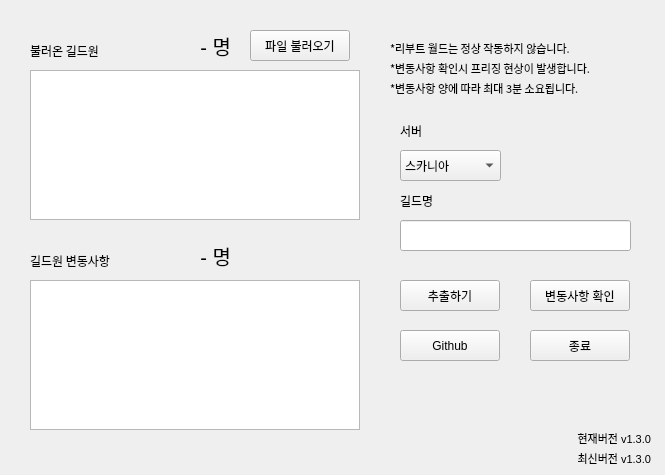
Old version of the form ui/main.ui in the repository memoday/guildMemberChecker.
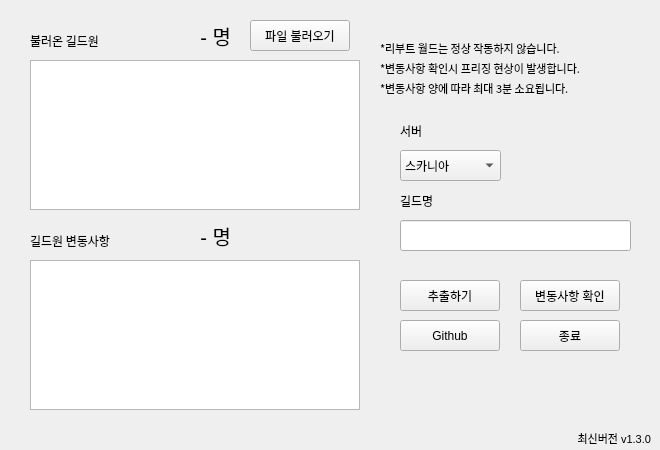
New version of the form.

Diff of the .ui file:
```diff
--- a/ui/main.ui
+++ b/ui/main.ui
@@ -6,10 +6,22 @@
    <rect>
     <x>0</x>
     <y>0</y>
-    <width>665</width>
-    <height>475</height>
+    <width>660</width>
+    <height>450</height>
    </rect>
   </property>
+  <property name="minimumSize">
+   <size>
+    <width>660</width>
+    <height>450</height>
+   </size>
+  </property>
+  <property name="maximumSize">
+   <size>
+    <width>660</width>
+    <height>450</height>
+   </size>
+  </property>
   <property name="windowTitle">
    <string>Dialog</string>
   </property>
@@ -189,8 +201,8 @@
   <widget class="QPushButton" name="btn_exit">
    <property name="geometry">
     <rect>
-     <x>530</x>
-     <y>330</y>
+     <x>520</x>
+     <y>320</y>
      <width>100</width>
      <height>31</height>
     </rect>
@@ -209,7 +221,7 @@
    <property name="geometry">
     <rect>
      <x>30</x>
-     <y>70</y>
+     <y>60</y>
      <width>330</width>
      <height>150</height>
     </rect>
@@ -225,7 +237,7 @@
    <property name="geometry">
     <rect>
      <x>30</x>
-     <y>40</y>
+     <y>30</y>
      <width>131</width>
      <height>21</height>
     </rect>
@@ -247,7 +259,7 @@
    <property name="geometry">
     <rect>
      <x>250</x>
-     <y>30</y>
+     <y>20</y>
      <width>100</width>
      <height>31</height>
     </rect>
@@ -263,7 +275,7 @@
    <property name="geometry">
     <rect>
      <x>30</x>
-     <y>280</y>
+     <y>260</y>
      <width>330</width>
      <height>150</height>
     </rect>
@@ -279,7 +291,7 @@
    <property name="geometry">
     <rect>
      <x>30</x>
-     <y>250</y>
+     <y>230</y>
      <width>131</width>
      <height>21</height>
     </rect>
@@ -300,7 +312,7 @@
   <widget class="QPushButton" name="btn_check">
    <property name="geometry">
     <rect>
-     <x>530</x>
+     <x>520</x>
      <y>280</y>
      <width>100</width>
      <height>31</height>
@@ -317,7 +329,7 @@
    <property name="geometry">
     <rect>
      <x>150</x>
-     <y>30</y>
+     <y>20</y>
      <width>81</width>
      <height>31</height>
     </rect>
@@ -341,7 +353,7 @@
    <property name="geometry">
     <rect>
      <x>150</x>
-     <y>240</y>
+     <y>220</y>
      <width>81</width>
      <height>31</height>
     </rect>
@@ -364,7 +376,7 @@
   <widget class="QLabel" name="label_5">
    <property name="geometry">
     <rect>
-     <x>390</x>
+     <x>380</x>
      <y>40</y>
      <width>271</width>
      <height>16</height>
@@ -383,7 +395,7 @@
   <widget class="QLabel" name="label_6">
    <property name="geometry">
     <rect>
-     <x>390</x>
+     <x>380</x>
      <y>60</y>
      <width>271</width>
      <height>16</height>
@@ -402,7 +414,7 @@
   <widget class="QLabel" name="label_7">
    <property name="geometry">
     <rect>
-     <x>390</x>
+     <x>380</x>
      <y>80</y>
      <width>271</width>
      <height>16</height>
@@ -422,7 +434,7 @@
    <property name="geometry">
     <rect>
      <x>400</x>
-     <y>330</y>
+     <y>320</y>
      <width>100</width>
      <height>31</height>
     </rect>
@@ -434,36 +446,11 @@
     <string>Github</string>
    </property>
   </widget>
-  <widget class="QLabel" name="label_version">
-   <property name="geometry">
-    <rect>
-     <x>530</x>
-     <y>430</y>
-     <width>121</width>
-     <height>16</height>
-    </rect>
-   </property>
-   <property name="font">
-    <font>
-     <family>Arial</family>
-     <pointsize>8</pointsize>
-    </font>
-   </property>
-   <property name="layoutDirection">
-    <enum>Qt::LeftToRight</enum>
-   </property>
-   <property name="text">
-    <string>현재버전 v1.3.0</string>
-   </property>
-   <property name="alignment">
-    <set>Qt::AlignRight|Qt::AlignTrailing|Qt::AlignVCenter</set>
-   </property>
-  </widget>
   <widget class="QLabel" name="label_latestVersion">
    <property name="geometry">
     <rect>
      <x>530</x>
-     <y>450</y>
+     <y>430</y>
      <width>121</width>
      <height>16</height>
     </rect>
```
